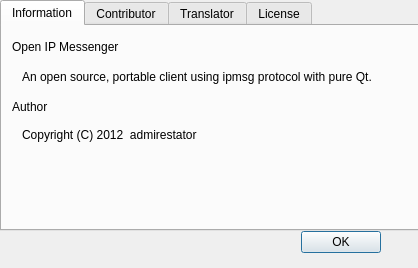
This is src/about_dialog.ui in admirestator/oipmsg as Qt 5 draws it before an edit. The edited form follows.
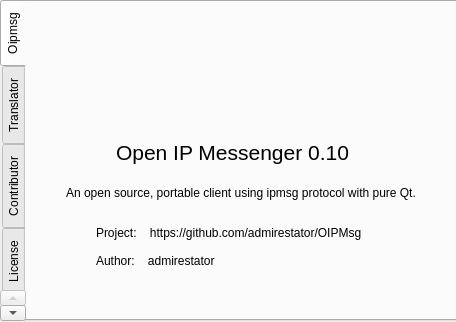
This is the edited form. The open tabs and pages were chosen to show the change. Icons and pictures are not drawn.

Commit message: modified the about dialog

Diff of the .ui file:
```diff
--- a/src/about_dialog.ui
+++ b/src/about_dialog.ui
@@ -6,8 +6,8 @@
    <rect>
     <x>0</x>
     <y>0</y>
-    <width>418</width>
-    <height>268</height>
+    <width>456</width>
+    <height>322</height>
    </rect>
   </property>
   <property name="windowTitle">
@@ -22,35 +22,25 @@
     <rect>
      <x>0</x>
      <y>0</y>
-     <width>421</width>
-     <height>231</height>
+     <width>461</width>
+     <height>321</height>
     </rect>
    </property>
+   <property name="tabPosition">
+    <enum>QTabWidget::West</enum>
+   </property>
    <property name="currentIndex">
     <number>0</number>
    </property>
    <widget class="QWidget" name="tab">
     <attribute name="title">
-     <string>Information</string>
+     <string>Oipmsg</string>
     </attribute>
-    <widget class="QLabel" name="label">
-     <property name="geometry">
-      <rect>
-       <x>10</x>
-       <y>70</y>
-       <width>51</width>
-       <height>21</height>
-      </rect>
-     </property>
-     <property name="text">
-      <string>Author</string>
-     </property>
-    </widget>
     <widget class="QLabel" name="label_3">
      <property name="geometry">
       <rect>
-       <x>20</x>
-       <y>40</y>
+       <x>40</x>
+       <y>180</y>
        <width>371</width>
        <height>21</height>
       </rect>
@@ -62,41 +52,75 @@
     <widget class="QLabel" name="label_2">
      <property name="geometry">
       <rect>
-       <x>10</x>
-       <y>10</y>
-       <width>161</width>
-       <height>21</height>
+       <x>90</x>
+       <y>130</y>
+       <width>251</width>
+       <height>41</height>
       </rect>
      </property>
+     <property name="font">
+      <font>
+       <pointsize>16</pointsize>
+      </font>
+     </property>
      <property name="text">
-      <string>Open IP Messenger</string>
+      <string>Open IP Messenger 0.10</string>
+     </property>
+    </widget>
+    <widget class="QLabel" name="label_6">
+     <property name="geometry">
+      <rect>
+       <x>70</x>
+       <y>210</y>
+       <width>281</width>
+       <height>41</height>
+      </rect>
+     </property>
+     <property name="text">
+      <string>Project:    https://github.com/admirestator/OIPMsg</string>
+     </property>
+    </widget>
+    <widget class="QLabel" name="label_7">
+     <property name="geometry">
+      <rect>
+       <x>160</x>
+       <y>30</y>
+       <width>111</width>
+       <height>91</height>
+      </rect>
+     </property>
+     <property name="text">
+      <string/>
+     </property>
+     <property name="pixmap">
+      <pixmap resource="../resource/oipmsglogo.qrc">:/logo/oipmsglogo.png</pixmap>
      </property>
     </widget>
     <widget class="QLabel" name="label_4">
      <property name="geometry">
       <rect>
-       <x>20</x>
-       <y>100</y>
-       <width>341</width>
+       <x>70</x>
+       <y>250</y>
+       <width>281</width>
        <height>31</height>
       </rect>
      </property>
      <property name="text">
-      <string>Copyright (C) 2012  admirestator&lt;admirestator$gmail.com&gt;
+      <string>Author:    admirestator &lt;admirestator$gmail.com&gt;
 </string>
      </property>
     </widget>
    </widget>
-   <widget class="QWidget" name="tab_2">
-    <attribute name="title">
-     <string>Contributor</string>
-    </attribute>
-   </widget>
    <widget class="QWidget" name="Translator">
     <attribute name="title">
      <string>Translator</string>
     </attribute>
    </widget>
+   <widget class="QWidget" name="tab_2">
+    <attribute name="title">
+     <string>Contributor</string>
+    </attribute>
+   </widget>
    <widget class="QWidget" name="tab_4">
     <attribute name="title">
      <string>License</string>
@@ -126,20 +150,25 @@
 </string>
      </property>
     </widget>
+    <widget class="QDialogButtonBox" name="buttonBoxOk">
+     <property name="geometry">
+      <rect>
+       <x>320</x>
+       <y>250</y>
+       <width>81</width>
+       <height>41</height>
+      </rect>
+     </property>
+     <property name="standardButtons">
+      <set>QDialogButtonBox::Ok</set>
+     </property>
+    </widget>
    </widget>
-  </widget>
-  <widget class="QDialogButtonBox" name="buttonBoxOk">
-   <property name="geometry">
-    <rect>
-     <x>300</x>
-     <y>230</y>
-     <width>81</width>
-     <height>25</height>
-    </rect>
-   </property>
-   <property name="standardButtons">
-    <set>QDialogButtonBox::Ok</set>
-   </property>
+   <widget class="QWidget" name="tab_5">
+    <attribute name="title">
+     <string>Bugs</string>
+    </attribute>
+   </widget>
   </widget>
  </widget>
  <resources>
```
Left out of the diff: 10 changed lines with no effect on the pictures.
